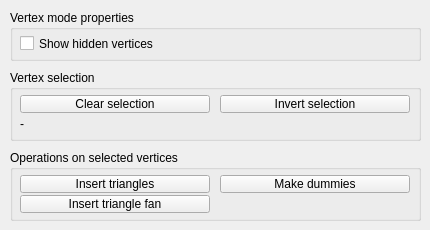
Old version of the form ui/qdlgvertexedit.ui in the repository CoppeliaRobotics/coppeliaSimLib.
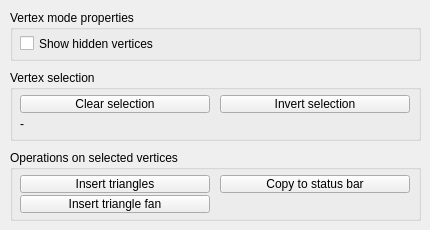
New version of the form.

What changed in the file:
```diff
--- a/ui/qdlgvertexedit.ui
+++ b/ui/qdlgvertexedit.ui
@@ -108,7 +108,7 @@
      <enum>Qt::StrongFocus</enum>
     </property>
     <property name="text">
-     <string>Make dummies</string>
+     <string>Copy to status bar</string>
     </property>
    </widget>
   </widget>
```
